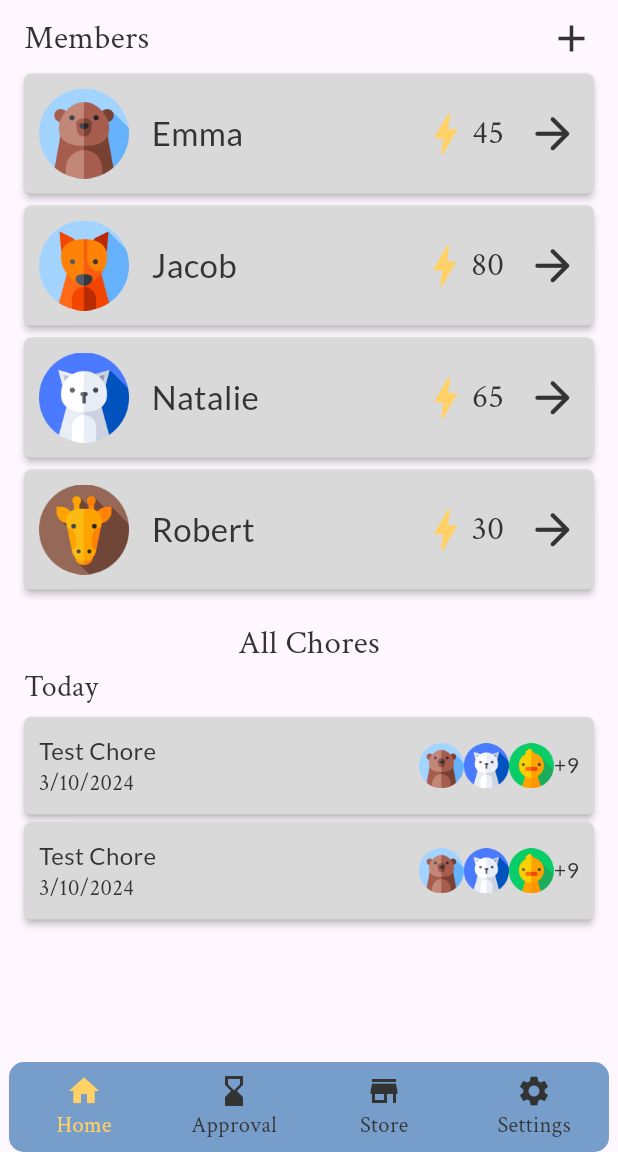
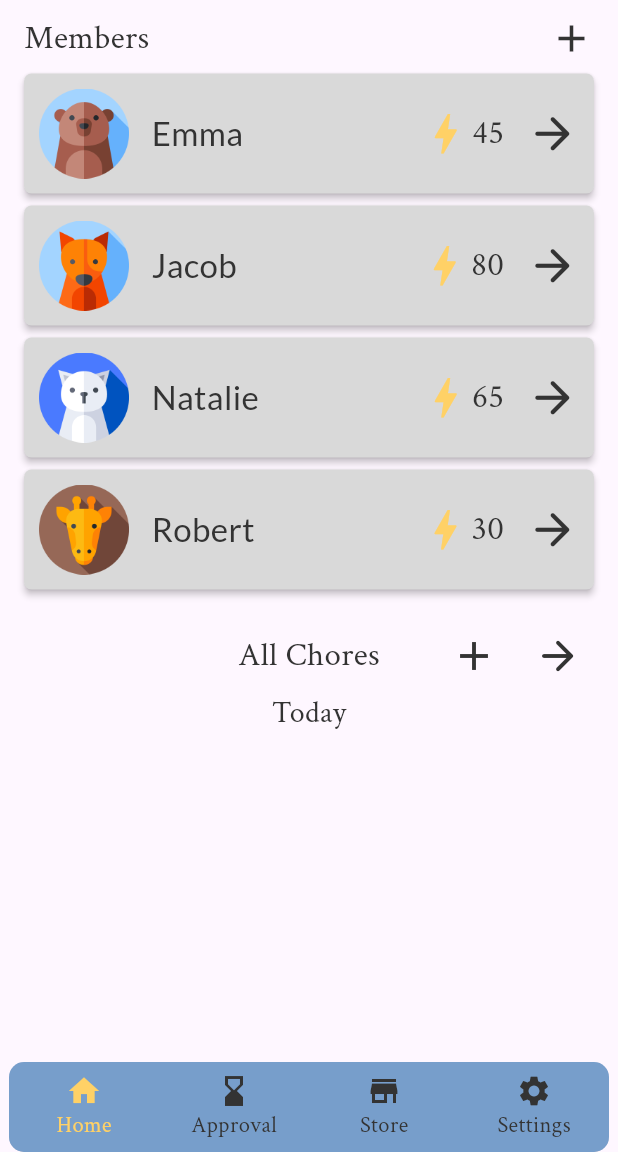
Before and after one commit to Delta-Apps-LLC/togetherly, a Flutter app: the screen it shows after launch, on a phone screen of 412 x 824 dp, the part 84-1236 px from its top. Run offline on Flutter 3.47's test engine with Material 3 defaults, Android fonts, the phone set to English and light mode, and no system bars; our stand-ins replace envied, multi_dropdown, supabase_flutter; accounts and stored records are empty; generated files the repository leaves out were written again.

Commit message:
implemented getters of different chore lists

```diff
--- a/togetherly/lib/views/screens/parent_home.dart
+++ b/togetherly/lib/views/screens/parent_home.dart
@@ -1,7 +1,9 @@
 import 'package:flutter/material.dart';
 import 'package:togetherly/themes.dart';
 import 'package:togetherly/views/widgets/chore_list.dart';
+import 'package:togetherly/views/widgets/family_chores_dialog.dart';
 import 'package:togetherly/views/widgets/family_list.dart';
+import 'package:togetherly/views/widgets/new_chore_dialog.dart';
 
 class ParentHomePage extends StatefulWidget {
   const ParentHomePage({super.key});
@@ -13,18 +15,92 @@ class ParentHomePage extends StatefulWidget {
 class _ParentHomePageState extends State<ParentHomePage> {
   @override
   Widget build(BuildContext context) {
-    return const Padding(
+    Future<void> openChoreOverview(BuildContext context) {
+      return showDialog(
+          context: context,
+          builder: (BuildContext context) {
+            return const FamilyChoresDialog();
+          });
+    }
+
+    Future<void> buildDialog(BuildContext context) {
+      return showDialog(
+        context: context,
+        builder: (BuildContext context) {
+          return const NewChoreDialog();
+        },
+      );
+    }
+
+    return Padding(
       padding: AppWidgetStyles.appPadding,
       child: SingleChildScrollView(
         child: Column(
           mainAxisAlignment: MainAxisAlignment.start,
           children: <Widget>[
-            FamilyList(title: 'Members'),
-            SizedBox(height: 20.0),
-            ChoreList(
+            const FamilyList(title: 'Members'),
+            const SizedBox(height: 20.0),
+            Row(
+              mainAxisAlignment: MainAxisAlignment.spaceBetween,
+              children: [
+                // Invisible grouping to make sure the title is centered
+                const Row(
+                  children: [
+                    IconButton(
+                      onPressed: null,
+                      icon: Icon(
+                        Icons.add,
+                        size: 32,
+                        color: Colors.transparent,
+                      ),
+                    ),
+                    SizedBox(
+                      width: 8,
+                    ),
+                    IconButton(
+                      onPressed: null,
+                      icon: Icon(
+                        Icons.arrow_forward_rounded,
+                        size: 32,
+                        color: Colors.transparent,
+                      ),
+                    ),
+                  ],
+                ),
+                Text(
+                  'All Chores',
+                  style: AppTextStyles.brandAccentLarge.copyWith(fontSize: 22),
+                ),
+                Row(
+                  children: [
+                    IconButton(
+                      onPressed: () => buildDialog(context),
+                      icon: const Icon(
+                        Icons.add,
+                        size: 32,
+                        color: AppColors.brandBlack,
+                      ),
+                    ),
+                    const SizedBox(
+                      width: 8,
+                    ),
+                    IconButton(
+                      onPressed: () => openChoreOverview(context),
+                      icon: const Icon(
+                        Icons.arrow_forward_rounded,
+                        size: 32,
+                        color: AppColors.brandBlack,
+                      ),
+                    ),
+                  ],
+                ),
+              ],
+            ),
+            const ChoreList(
               home: 'parent',
+              title: 'Today',
             ),
-            SizedBox(height: 20.0),
+            const SizedBox(height: 20.0),
           ],
         ),
       ),
--- a/togetherly/lib/views/widgets/chore_list.dart
+++ b/togetherly/lib/views/widgets/chore_list.dart
@@ -6,8 +6,9 @@ import 'package:togetherly/themes.dart';
 import 'package:togetherly/views/widgets/chore_item.dart';
 
 class ChoreList extends StatelessWidget {
-  const ChoreList({super.key, required this.home});
+  const ChoreList({super.key, required this.home, required this.title});
   final String home;
+  final String title;
 
   @override
   Widget build(BuildContext context) {
@@ -27,30 +28,32 @@ class ChoreList extends StatelessWidget {
       ),
     ];
 
+    List<Chore> getProperList(ChoreProvider provider) {
+      return switch (title) {
+        'Today' => provider.choreListDueToday,
+        'Coming Soon' => provider.choreListComingSoon,
+        'Overdue' => provider.choreListOverdue,
+        String() => [],
+      };
+    }
+
     return Consumer<ChoreProvider>(
       builder: (context, provider, child) => Column(
+        mainAxisSize: MainAxisSize.min,
         mainAxisAlignment: MainAxisAlignment.start, // Aligns to center
         crossAxisAlignment: CrossAxisAlignment.start, // Aligns to left
         children: <Widget>[
-          Align(
-            alignment: Alignment.center,
-            child: Text(
-              'All Chores',
-              style: AppTextStyles.brandAccentLarge.copyWith(fontSize: 22),
-            ),
-          ),
-          const Text(
-            'Today',
+          Text(
+            title,
             style: AppTextStyles.brandAccentLarge,
           ),
           Column(
-            children: choreList.map((chore) {
-              // TODO: provider.choreList
-              return ChoreItem(
-                chore: chore,
-                home: home,
-              );
-            }).toList(),
+            children: getProperList(provider)
+                .map((chore) => ChoreItem(
+                      chore: chore,
+                      home: home,
+                    ))
+                .toList(),
           ),
         ],
       ),
```
Also changed, not shown: togetherly/lib/views/screens/child_home.dart (+16 -3 lines).
